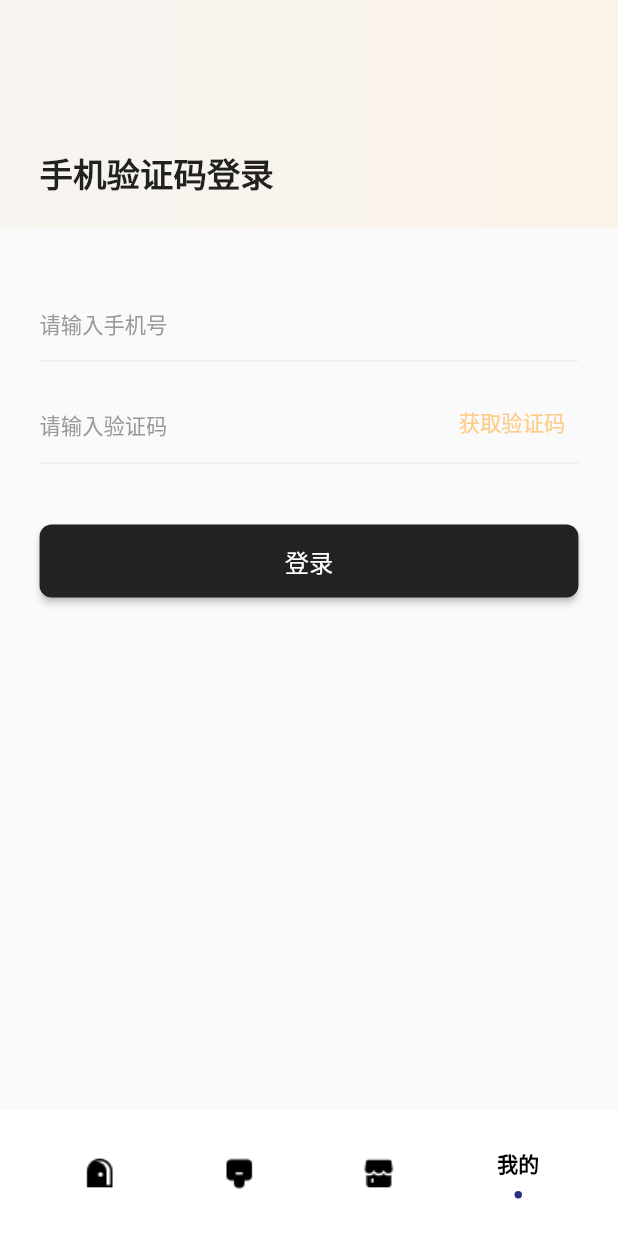
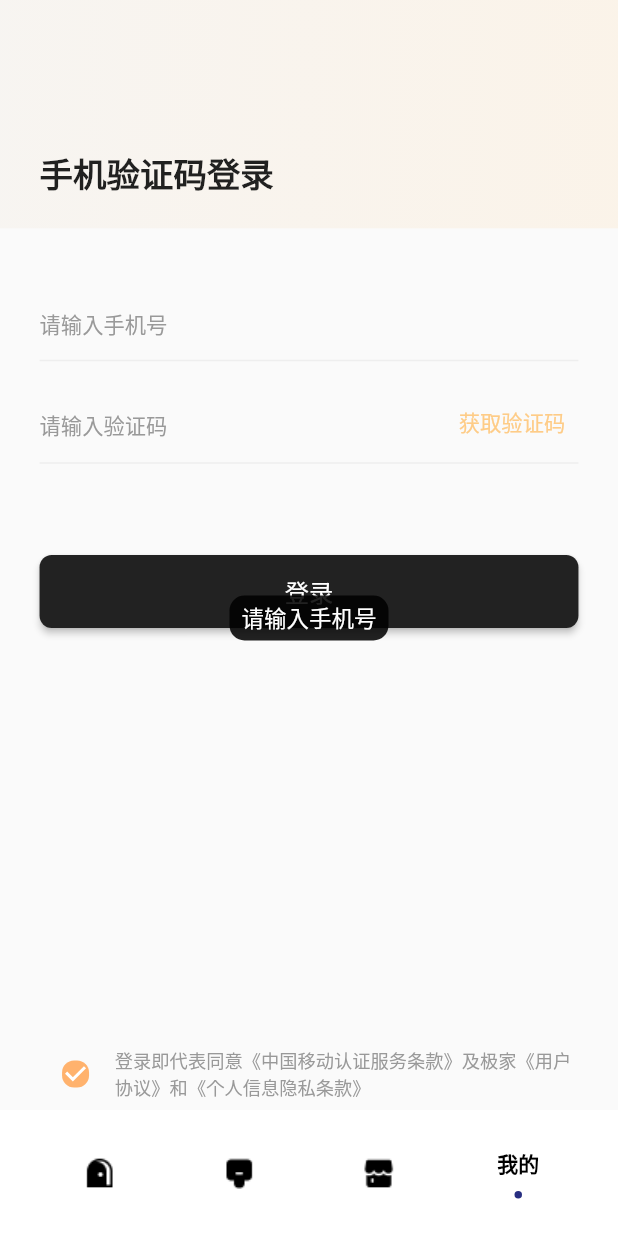
Before and after one commit to ClockCake/flutter_smarthome, a Flutter app: the screen it shows after launch, item 4 of the bottom bar chosen, after a tap on "登录", on a phone screen of 412 x 824 dp. Run offline on Flutter 3.47's test engine with Material 2 defaults, Android fonts, the phone set to English and light mode, and no system bars; drawn by our look-alikes of flashy_tab_bar2, oktoast; our stand-ins replace cached_network_image, card_swiper, contained_tab_bar_view, dio, flutter_easyloading, flutter_screenutil; missing offline and left inert: flutter_infinite_marquee, gif_view; network calls fail.

Commit message:
feat:网络请求

```diff
--- a/lib/base_tabbar_controller.dart
+++ b/lib/base_tabbar_controller.dart
@@ -2,7 +2,7 @@
 import 'package:flashy_tab_bar2/flashy_tab_bar2.dart';
 import 'package:flutter/material.dart';
 import 'controllers/discover_home.dart';
-import 'controllers/login.dart';
+import 'controllers/login_page.dart';
 class BaseTabBarController extends StatefulWidget {
   @override
   _BaseTabBarControllerState createState() => _BaseTabBarControllerState();
@@ -16,7 +16,7 @@ class _BaseTabBarControllerState extends State<BaseTabBarController> {
       DiscoverHomeWidget(),
       Center(child: Text("Home Page222")),
       Center(child: Text("Search Page333")),
-      login(),
+      LoginPage()
 
     ];
     return Scaffold(
--- a/lib/controllers/login.dart
+++ /dev/null
@@ -1,160 +0,0 @@
-import 'package:flutter/material.dart';
-import 'package:flutter_screenutil/flutter_screenutil.dart';
-import 'package:flutter_smarthome/utils/hex_color.dart';
-class login extends StatefulWidget {
-  const login({super.key});
-
-  @override
-  State<login> createState() => _loginState();
-}
-
-class _loginState extends State<login> {
-  @override
-  Widget build(BuildContext context) {
-    return Scaffold(
-      body: Column(
-        crossAxisAlignment: CrossAxisAlignment.start,
-        children: [
-          Container(
-            decoration: BoxDecoration(
-              gradient: LinearGradient(
-                begin: Alignment.centerLeft,
-                end: Alignment.centerRight,
-                colors: [
-                  HexColor('#E8D6BE').withOpacity(0.15),
-                  HexColor('#FECC87').withOpacity(0.15),
-                ],
-              ),
-            ),
-            // 你可以指定容器的大小
-            width: double.infinity,  // 宽度占满父组件
-            //200 + 设备导航栏高度
-            height: 150.h + MediaQuery.of(context).padding.top,
-            child: Stack(
-              children: [
-                Positioned(
-                  left: 24.w,
-                  bottom: 20.h,  // 距离底部20
-                  child: Text(
-                  '手机验证码登录',
-                  style: TextStyle(
-                    fontSize: 22.sp,
-                    fontWeight: FontWeight.bold,
-                  ),
-                 ),
-                )
-              ],
-            )
-          ),
-          Padding(
-            padding: EdgeInsets.only(left: 24.w, top: 40.h,right: 24.w),
-            child: TextField(
-              decoration: InputDecoration(
-                hintText: '请输入手机号',
-                hintStyle: TextStyle(
-                  color: HexColor('#999999'),
-                  fontSize: 14.sp,
-                ),
-                border: InputBorder.none,
-                enabledBorder: UnderlineInputBorder(  // 添加底部分割线
-                  borderSide: BorderSide(
-                    color: HexColor('#EEEEEE'),  // 分割线颜色
-                    width: 1,  // 分割线粗细
-                  ),
-                ),
-                    // 可选：当输入框获得焦点时的边框样式
-                focusedBorder: UnderlineInputBorder(
-                  borderSide: BorderSide(
-                    color: HexColor('#FECC87'),  // 获得焦点时的分割线颜色
-                    width: 1,
-                  ),
-                ),
-              ),
-
-            )
-
-          ),
-          Padding(
-            padding: EdgeInsets.only(left: 24.w, top: 20.h,right: 24.w),
-            child: TextField(
-              decoration: InputDecoration(
-                hintText: '请输入验证码',
-                hintStyle: TextStyle(
-                  color: HexColor('#999999'),
-                  fontSize: 14.sp,
-                ),
-                border: InputBorder.none,
-                enabledBorder: UnderlineInputBorder(  // 添加底部分割线
-                  borderSide: BorderSide(
-                    color: HexColor('#EEEEEE'),  // 分割线颜色
-                    width: 1,  // 分割线粗细
-                  ),
-                ),
-                    // 可选：当输入框获得焦点时的边框样式
-                focusedBorder: UnderlineInputBorder(
-                  borderSide: BorderSide(
-                    color: HexColor('#FECC87'),  // 获得焦点时的分割线颜色
-                    width: 1,
-                  ),
-                ),
-                suffixIcon: GestureDetector(
-                  onTap: () {
-                    // 这里添加获取验证码的点击事件
-                    print('获取验证码');
-                  },
-                  child: Padding(
-                    padding: EdgeInsets.only(right: 8.w,top: 10.h),  // 可选：调整右侧内边距
-                    child: Text(
-                      '获取验证码',
-                      style: TextStyle(
-                        color: HexColor('#FECC87'),
-                        fontSize: 14.sp,
-                      ),
-                    ),
-                  ),
-                ),
-                // 可选：调整右侧内边距
-                contentPadding: EdgeInsets.symmetric(vertical: 12.h),
-              ),
-
-            )
-          ),
-          Padding(
-            padding: EdgeInsets.only(left: 24.w, top: 40.h,right: 24.w),
-            child: ElevatedButton(
-              onPressed: () {
-                // 这里添加登录按钮的点击事件
-                print('登录');
-              },
-              style: ButtonStyle(
-                backgroundColor: MaterialStateProperty.all(HexColor('#222222')),
-                shape: MaterialStateProperty.all(RoundedRectangleBorder(
-                  borderRadius: BorderRadius.circular(8.r),
-                )),
-              ),
-              child: Container(
-                width: double.infinity,
-                height: 48.h,
-                alignment: Alignment.center,
-                child: Text(
-                  '登录',
-                  style: TextStyle(
-                    color: Colors.white,
-                    fontSize: 16.sp,
-                  ),
-                ),
-              ),
-            ),
-          ),
-          Row(
-            children: [
-              //勾选框
-
-            ],
-          )
-
-        ],
-      ),
-    );
-  }
-}
--- /dev/null
+++ b/lib/controllers/login_page.dart
@@ -0,0 +1,342 @@
+import 'package:flutter/material.dart';
+import 'package:flutter_screenutil/flutter_screenutil.dart';
+import 'package:flutter_smarthome/utils/hex_color.dart';
+import 'package:oktoast/oktoast.dart';
+import '../network/api_manager.dart';
+
+class LoginPage extends StatefulWidget {
+  const LoginPage({super.key});
+
+  @override
+  State<LoginPage> createState() => _LoginPageState();
+}
+
+class _LoginPageState extends State<LoginPage> {
+  // Controller
+  final TextEditingController _phoneController = TextEditingController();
+  final TextEditingController _codeController = TextEditingController();
+  bool _isChecked = true;
+  bool _isGettingCode = false;
+  int _countdown = 60;
+
+  @override
+  void dispose() {
+    _phoneController.dispose();
+    _codeController.dispose();
+    super.dispose();
+  }
+
+  // UI Components
+  Widget _buildHeader() {
+    return Container(
+      decoration: BoxDecoration(
+        gradient: LinearGradient(
+          begin: Alignment.centerLeft,
+          end: Alignment.centerRight,
+          colors: [
+            HexColor('#E8D6BE').withOpacity(0.15),
+            HexColor('#FECC87').withOpacity(0.15),
+          ],
+        ),
+      ),
+      width: double.infinity,
+      height: 150.h + MediaQuery.of(context).padding.top,
+      child: Stack(
+        children: [
+          Positioned(
+            left: 24.w,
+            bottom: 20.h,
+            child: Text(
+              '手机验证码登录',
+              style: TextStyle(
+                fontSize: 22.sp,
+                fontWeight: FontWeight.bold,
+              ),
+            ),
+          )
+        ],
+      ),
+    );
+  }
+
+  Widget _buildPhoneInput() {
+    return Padding(
+      padding: EdgeInsets.only(left: 24.w, top: 40.h, right: 24.w),
+      child: TextField(
+        controller: _phoneController,
+        keyboardType: TextInputType.phone,
+        maxLength: 11,
+        decoration: InputDecoration(
+          hintText: '请输入手机号',
+          counterText: '',
+          hintStyle: TextStyle(
+            color: HexColor('#999999'),
+            fontSize: 14.sp,
+          ),
+          border: InputBorder.none,
+          enabledBorder: UnderlineInputBorder(
+            borderSide: BorderSide(
+              color: HexColor('#EEEEEE'),
+              width: 1,
+            ),
+          ),
+          focusedBorder: UnderlineInputBorder(
+            borderSide: BorderSide(
+              color: HexColor('#FECC87'),
+              width: 1,
+            ),
+          ),
+        ),
+      ),
+    );
+  }
+
+  Widget _buildCodeInput() {
+    return Padding(
+      padding: EdgeInsets.only(left: 24.w, top: 20.h, right: 24.w),
+      child: TextField(
+        controller: _codeController,
+        keyboardType: TextInputType.number,
+        maxLength: 6,
+        decoration: InputDecoration(
+          hintText: '请输入验证码',
+          counterText: '',
+          hintStyle: TextStyle(
+            color: HexColor('#999999'),
+            fontSize: 14.sp,
+          ),
+          border: InputBorder.none,
+          enabledBorder: UnderlineInputBorder(
+            borderSide: BorderSide(
+              color: HexColor('#EEEEEE'),
+              width: 1,
+            ),
+          ),
+          focusedBorder: UnderlineInputBorder(
+            borderSide: BorderSide(
+              color: HexColor('#FECC87'),
+              width: 1,
+            ),
+          ),
+          suffixIcon: GestureDetector(
+            onTap: _getVerificationCode,
+            child: Padding(
+              padding: EdgeInsets.only(right: 8.w, top: 10.h),
+              child: Text(
+                _isGettingCode ? '$_countdown s' : '获取验证码',
+                style: TextStyle(
+                  color: _isGettingCode ? HexColor('#999999') : HexColor('#FECC87'),
+                  fontSize: 14.sp,
+                ),
+              ),
+            ),
+          ),
+          contentPadding: EdgeInsets.symmetric(vertical: 12.h),
+        ),
+      ),
+    );
+  }
+
+  Widget _buildLoginButton() {
+    return Padding(
+      padding: EdgeInsets.only(left: 24.w, top: 60.h, right: 24.w),
+      child: ElevatedButton(
+        onPressed: _handleLogin,
+        style: ButtonStyle(
+          backgroundColor: MaterialStateProperty.all(HexColor('#222222')),
+          shape: MaterialStateProperty.all(RoundedRectangleBorder(
+            borderRadius: BorderRadius.circular(8.r),
+          )),
+        ),
+        child: Container(
+          width: double.infinity,
+          height: 48.h,
+          alignment: Alignment.center,
+          child: Text(
+            '登录',
+            style: TextStyle(
+              color: Colors.white,
+              fontSize: 16.sp,
+            ),
+          ),
+        ),
+      ),
+    );
+  }
+
+  Widget _buildAgreement() {
+    return Row(
+      children: [
+        SizedBox(width: 24.w),
+        Checkbox(
+          value: _isChecked,
+          onChanged: (bool? value) {
+            setState(() {
+              _isChecked = !_isChecked;
+            });
+          },
+          checkColor: Colors.white,
+          fillColor: MaterialStateProperty.all(HexColor('#FFB26D')),
+          shape: RoundedRectangleBorder(
+            borderRadius: BorderRadius.circular(8.0),
+          ),
+        ),
+        Expanded(
+          child: Padding(
+            padding: EdgeInsets.only(right: 24.w, left: 2.w),
+            child: Text(
+              '登录即代表同意《中国移动认证服务条款》及极家《用户协议》和《个人信息隐私条款》',
+              style: TextStyle(
+                color: HexColor('#999999'),
+                fontSize: 12.sp,
+              ),
+              maxLines: 2,
+              overflow: TextOverflow.ellipsis,
+            ),
+          ),
+        ),
+      ],
+    );
+  }
+
+  // Logic Methods
+  bool _validateParams() {
+    final phone = _phoneController.text.trim();
+    final code = _codeController.text.trim();
+
+    if (phone.isEmpty) {
+      showToast('请输入手机号');
+      return false;
+    }
+
+    if (phone.length != 11) {
+      showToast('请输入正确的手机号');
+      return false;
+    }
+
+    if (code.isEmpty) {
+      showToast('请输入验证码');
+      return false;
+    }
+
+    if (code.length != 6) {
+      showToast('请输入正确的验证码');
+      return false;
+    }
+
+    if (!_isChecked) {
+      showToast('请阅读并同意服务条款');
+      return false;
+    }
+
+    return true;
+  }
+
+  Future<void> _getVerificationCode() async {
+    if (_isGettingCode) return;
+
+    final phone = _phoneController.text.trim();
+    if (phone.isEmpty) {
+      showToast('请输入手机号');
+      return;
+    }
+    if (phone.length != 11) {
+      showToast('请输入正确的手机号');
+      return;
+    }
+
+    try {
+      setState(() {
+        _isGettingCode = true;
+        _countdown = 60;
+      });
+
+      // 发送验证码请求
+      final response = await ApiManager().post('/api/login/verification/code', data: {'phone': phone});
+      if (response != null) {
+        showToast('验证码已发送');
+        _startCountdown();
+      } else {
+        // 如果响应为空，表示请求失败
+        setState(() {
+          _isGettingCode = false;
+          _countdown = 60;
+        });
+        showToast('获取验证码失败，请重试');
+      }
+    } catch (e) {
+      setState(() {
+        _isGettingCode = false;
+        _countdown = 60;
+      });
+      showToast('获取验证码失败，请重试');
+    }
+  }
+
+  void _startCountdown() {
+    Future.doWhile(() async {
+      await Future.delayed(const Duration(seconds: 1));
+
+      if (!mounted) {
+        return false;
+      }
+
+      if (_countdown <= 1) {
+        setState(() {
+          _countdown = 0;
+          _isGettingCode = false;
+        });
+        return false;
+      }
+
+      setState(() {
+        _countdown--;
+      });
+
+      return true;
+    });
+  }
+
+  Future<void> _handleLogin() async {
+    if (!_validateParams()) return;
+
+    final phone = _phoneController.text.trim();
+    final code = _codeController.text.trim();
+
+    try {
+      // 发起登录请求
+      // final response = await ApiManager().post(
+      //   '/login',
+      //   data: {
+      //     'phone': phone,
+      //     'code': code,
+      //   },
+      // );
+
+      // if (response != null) {
+      //   // 处理登录成功
+      //   // 例如：保存token、跳转页面等
+      //   Navigator.pushReplacementNamed(context, '/home');
+      // }
+    } catch (e) {
+      showToast('登录失败，请重试');
+    }
+  }
+
+  @override
+  Widget build(BuildContext context) {
+    return Scaffold(
+      body: Column(
+        crossAxisAlignment: CrossAxisAlignment.start,
+        children: [
+          _buildHeader(),
+          _buildPhoneInput(),
+          _buildCodeInput(),
+          _buildLoginButton(),
+          const Spacer(),
+          _buildAgreement(),
+        ],
+      ),
+    );
+  }
+}
--- a/lib/main.dart
+++ b/lib/main.dart
@@ -1,9 +1,15 @@
 import 'package:flutter/material.dart';
 import 'base_tabbar_controller.dart';
 import 'package:flutter_screenutil/flutter_screenutil.dart';
+import 'package:oktoast/oktoast.dart'; // 确保添加此依赖
+import 'package:flutter_easyloading/flutter_easyloading.dart';
 
 void main() {
-  runApp(MyApp());
+  runApp(
+    OKToast(
+      child: MyApp(),
+    ),
+  );
 }
 
 class MyApp extends StatelessWidget {
@@ -17,6 +23,8 @@ class MyApp extends StatelessWidget {
         return MaterialApp(
           debugShowCheckedModeBanner: false,
           home: BaseTabBarController(),
+          builder: EasyLoading.init(), // 在这里初始化 EasyLoading
+
         );
       },
     );
--- a/pubspec.yaml
+++ b/pubspec.yaml
@@ -46,7 +46,7 @@ dependencies:
   gif_view: ^0.3.1 #gif库
   flutter_infinite_marquee: ^1.0.0 #跑马灯库
   cached_network_image: ^3.2.3 #图片缓存库
-
+  flutter_easyloading: ^3.0.5 #加载loading库
 
 
 
```
Also changed, not shown: lib/network/api_manager.dart (added, +178 -0 lines), pubspec.lock, 14 other files.
